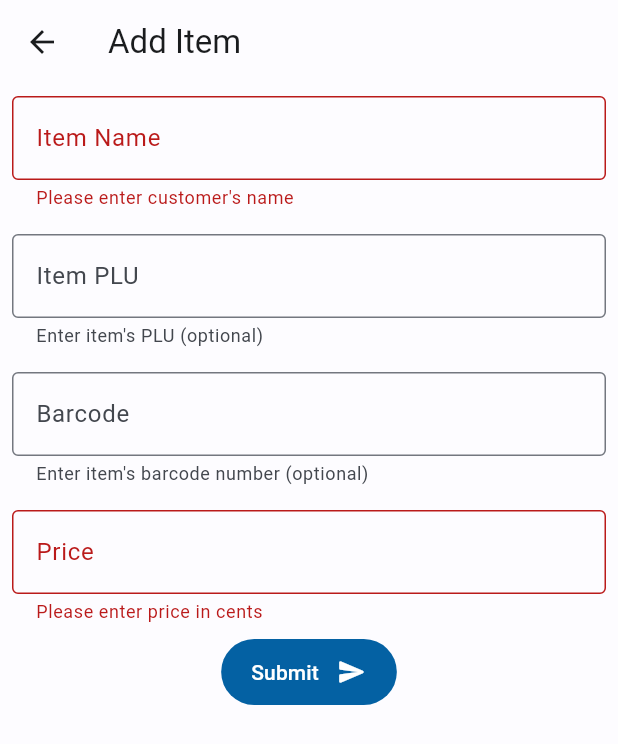
After one commit to matthew-soulsby/delivery-manager, a Flutter app: the ItemFormScreen screen opened directly, on a phone screen of 412 x 824 dp. The commit adds this screen. Shown: the top 744 px of the screen. Run offline on Flutter 3.47's test engine with Material 2 defaults, Android fonts, the phone set to English and light mode, and no system bars; our stand-ins replace isar; accounts and stored records are empty; generated files the repository leaves out were written again.

Commit message:
Migrate from hive to isar

```diff
--- a/delivery_manager_app/lib/classes/customer.dart
+++ b/delivery_manager_app/lib/classes/customer.dart
@@ -1,34 +1,22 @@
-import 'package:hive/hive.dart';
+import 'package:isar/isar.dart';
 
 part 'customer.g.dart';
 
-@HiveType(typeId: 0)
-class Customer extends HiveObject {
-  @HiveField(0)
-  String name;
+@collection
+class Customer {
+  Id? id;
 
-  @HiveField(1)
-  String addressLine1;
+  String? name;
 
-  @HiveField(2)
+  String? addressLine1;
+
   String? addressLine2;
 
-  @HiveField(3)
-  String suburb;
+  String? suburb;
 
-  @HiveField(4)
-  String stateTerritory;
+  String? stateTerritory;
 
-  @HiveField(5)
-  int postcode;
-
-  Customer(
-      {required this.name,
-      required this.addressLine1,
-      this.addressLine2,
-      required this.suburb,
-      required this.stateTerritory,
-      required this.postcode});
+  int? postcode;
 
   String getAddressShort() {
     String address = ((addressLine2 == null)
--- a/delivery_manager_app/lib/classes/delivery.dart
+++ b/delivery_manager_app/lib/classes/delivery.dart
@@ -1,33 +1,23 @@
+import 'package:isar/isar.dart';
 import 'item.dart';
 import 'payment.dart';
 import 'customer.dart';
-import 'package:hive/hive.dart';
 
 part 'delivery.g.dart';
 
 enum Recurrance { everyWeek, everySecondWeek, everyThirdWeek, everyFourthWeek }
 
-@HiveType(typeId: 3)
-class Delivery extends HiveObject {
-  @HiveField(0)
-  DateTime date;
+@collection
+class Delivery {
+  Id? id;
+  DateTime? date;
 
-  @HiveField(1)
+  @Enumerated(EnumType.ordinal32)
   Recurrance? recurrance;
 
-  @HiveField(2)
   List<Item>? itemsToDeliver;
 
-  @HiveField(3)
   Payment? payment;
 
-  @HiveField(4)
-  HiveList<Customer> customer;
-
-  Delivery(
-      {required this.date,
-      this.recurrance,
-      this.itemsToDeliver,
-      this.payment,
-      required this.customer});
+  final customer = IsarLink<Customer>();
 }
--- a/delivery_manager_app/lib/classes/item.dart
+++ b/delivery_manager_app/lib/classes/item.dart
@@ -1,20 +1,14 @@
-import 'package:hive/hive.dart';
+import 'package:isar/isar.dart';
 
 part 'item.g.dart';
 
-@HiveType(typeId: 1)
-class Item extends HiveObject {
-  @HiveField(0)
-  String name;
+@embedded
+class Item {
+  String? name;
 
-  @HiveField(1)
-  String? PLU;
+  String? itemPLU;
 
-  @HiveField(2)
   String? barcode;
 
-  @HiveField(3)
-  int priceCents;
-
-  Item({required this.name, this.PLU, this.barcode, required this.priceCents});
+  int? priceCents;
 }
--- a/delivery_manager_app/lib/classes/payment.dart
+++ b/delivery_manager_app/lib/classes/payment.dart
@@ -1,16 +1,13 @@
-import 'package:hive/hive.dart';
+import 'package:isar/isar.dart';
 
 part 'payment.g.dart';
 
 enum PaymentType { cash, card, account }
 
-@HiveType(typeId: 2)
-class Payment extends HiveObject {
-  @HiveField(0)
-  PaymentType paymentType;
+@embedded
+class Payment {
+  @Enumerated(EnumType.ordinal32)
+  PaymentType? paymentType;
 
-  @HiveField(1)
-  int amountCents;
-
-  Payment({required this.paymentType, required this.amountCents});
+  int? amountCents;
 }
--- /dev/null
+++ b/delivery_manager_app/lib/pages/delivery/item_form.dart
@@ -0,0 +1,193 @@
+import 'package:delivery_manager_app/classes/item.dart';
+import 'package:delivery_manager_app/themes/button_style.dart';
+import 'package:delivery_manager_app/classes/customer.dart';
+import 'package:flutter/material.dart';
+import 'package:flutter/services.dart';
+import 'package:isar/isar.dart';
+
+class ItemFormScreen extends StatefulWidget {
+  const ItemFormScreen({super.key, this.item});
+
+  final Item? item;
+
+  @override
+  State<ItemFormScreen> createState() => _ItemFormScreenState();
+}
+
+class _ItemFormScreenState extends State<ItemFormScreen> {
+  final _formKey = GlobalKey<FormState>();
+
+  String _pageTitle = 'Add Item';
+
+  String _name = '';
+  String _itemPLU = '';
+  String _barcode = '';
+  int _priceCents = 0;
+
+  void submitForm(Item? item) {
+    if (_formKey.currentState!.validate()) {
+      (item == null) ? addItem() : editItem();
+    }
+  }
+
+  void addItem() {
+    Navigator.pop(
+        context,
+        Item()
+          ..name = _name
+          ..priceCents = _priceCents
+          ..itemPLU = _itemPLU.isNotEmpty ? _itemPLU : null
+          ..barcode = _barcode.isNotEmpty ? _barcode : null);
+  }
+
+  void editItem() {
+    Navigator.pop(
+        context,
+        Item()
+          ..name = _name
+          ..priceCents = _priceCents
+          ..itemPLU = _itemPLU.isNotEmpty ? _itemPLU : null
+          ..barcode = _barcode.isNotEmpty ? _barcode : null);
+  }
+
+  @override
+  void initState() {
+    super.initState();
+
+    if (widget.item != null) {
+      _pageTitle = 'Edit Item';
+
+      _name = widget.item?.name ?? '';
+      _itemPLU = widget.item?.itemPLU ?? '';
+      _barcode = widget.item?.barcode ?? '';
+      _priceCents = widget.item?.priceCents ?? 0;
+    }
+  }
+
+  @override
+  Widget build(BuildContext context) {
+    return Scaffold(
+      appBar: AppBar(
+        title: Text(_pageTitle),
+      ),
+      body: Form(
+        key: _formKey,
+        autovalidateMode: AutovalidateMode.always,
+        onChanged: () {
+          Form.of(primaryFocus!.context!)?.save();
+        },
+        child: SingleChildScrollView(
+          child: Column(children: [
+            Padding(
+              padding: const EdgeInsets.all(8.0),
+              child: TextFormField(
+                initialValue: _name,
+                decoration: const InputDecoration(
+                    labelText: 'Item Name',
+                    helperText: "Enter item name",
+                    border: OutlineInputBorder()),
+                onSaved: (String? value) {
+                  if (value != null) {
+                    setState(() {
+                      _name = value;
+                    });
+                  }
+                },
+                validator: (String? value) {
+                  if (value == null || value.isEmpty) {
+                    return "Please enter customer's name";
+                  }
+                  return null;
+                },
+              ),
+            ),
+            Padding(
+              padding: const EdgeInsets.all(8.0),
+              child: TextFormField(
+                initialValue: _itemPLU,
+                decoration: const InputDecoration(
+                    labelText: 'Item PLU',
+                    helperText: "Enter item's PLU (optional)",
+                    border: OutlineInputBorder()),
+                onSaved: (String? value) {
+                  if (value != null) {
+                    setState(() {
+                      _itemPLU = value;
+                    });
+                  }
+                },
+                keyboardType: TextInputType.number,
+                inputFormatters: [FilteringTextInputFormatter.digitsOnly],
+              ),
+            ),
+            Padding(
+              padding: const EdgeInsets.all(8.0),
+              child: TextFormField(
+                initialValue: _barcode,
+                decoration: const InputDecoration(
+                    labelText: 'Barcode',
+                    helperText: "Enter item's barcode number (optional)",
+                    border: OutlineInputBorder()),
+                onSaved: (String? value) {
+                  if (value != null) {
+                    setState(() {
+                      _barcode = value;
+                    });
+                  }
+                },
+                keyboardType: TextInputType.number,
+                inputFormatters: [FilteringTextInputFormatter.digitsOnly],
+              ),
+            ),
+            Padding(
+              padding: const EdgeInsets.all(8.0),
+              child: TextFormField(
+                initialValue: (_priceCents == 0) ? '' : _priceCents.toString(),
+                decoration: const InputDecoration(
+                    labelText: 'Price',
+                    helperText: "Enter item's price",
+                    border: OutlineInputBorder()),
+                onSaved: (String? value) {
+                  if (value != null && value != '') {
+                    setState(() {
+                      _priceCents = int.parse(value);
+                    });
+                  }
+                },
+                validator: (String? value) {
+                  if (value == null || value.isEmpty) {
+                    // TODO: Make price format properly
+                    return 'Please enter price in cents';
+                  }
+                  return null;
+                },
+                keyboardType: TextInputType.number,
+                inputFormatters: [FilteringTextInputFormatter.digitsOnly],
+              ),
+            ),
+            TextButton(
+              style: filledButtonPrimary(context),
+              onPressed: () => submitForm(widget.item),
+              child: Padding(
+                padding: const EdgeInsets.fromLTRB(8, 4, 8, 4),
+                child: Row(
+                  mainAxisSize: MainAxisSize.min,
+                  children: const [
+                    Text('Submit'),
+                    SizedBox(
+                      width: 12,
+                    ),
+                    Icon(
+                      Icons.send_rounded,
+                      size: 20,
+                    ),
+                  ],
+                ),
+              ),
+            ),
+          ]),
+        ),
+      ),
+    );
+  }
+}
--- a/delivery_manager_app/lib/pages/report_manager.dart
+++ b/delivery_manager_app/lib/pages/report_manager.dart
@@ -1,7 +1,10 @@
 import 'package:flutter/material.dart';
+import 'package:isar/isar.dart';
 
 class ReportManager extends StatelessWidget {
-  const ReportManager({super.key});
+  const ReportManager({super.key, required this.isar});
+
+  final Isar isar;
 
   @override
   Widget build(BuildContext context) {
```
Also changed, not shown: delivery_manager_app/lib/classes/delivery_route.dart (deleted, +0 -27 lines), delivery_manager_app/lib/main.dart (+18 -28 lines), delivery_manager_app/lib/pages/customer/customer_form.dart (+29 -41 lines), delivery_manager_app/lib/pages/customer_manager.dart (+57 -26 lines), delivery_manager_app/lib/pages/delivery_manager.dart (+5 -5 lines), delivery_manager_app/pubspec.yaml (+4 -4 lines), delivery_manager_app/lib/classes/customer.g.dart, delivery_manager_app/lib/classes/delivery.g.dart, delivery_manager_app/lib/classes/delivery_route.g.dart (deleted), delivery_manager_app/lib/classes/item.g.dart, delivery_manager_app/lib/classes/payment.g.dart, delivery_manager_app/pubspec.lock, 5 other files.
